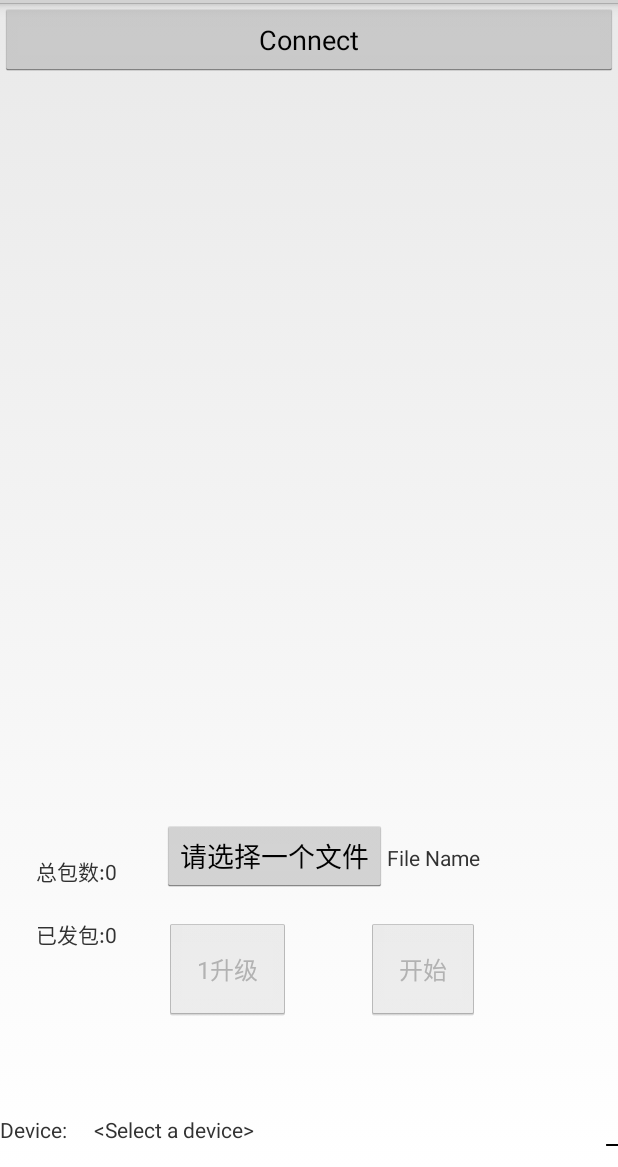
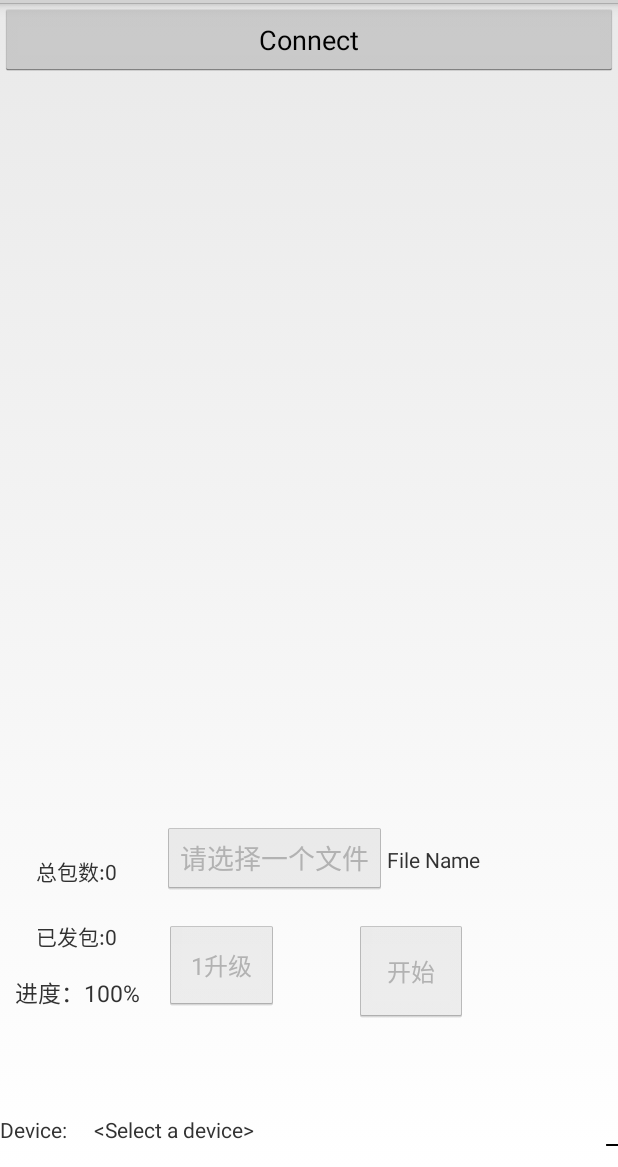
Before and after one commit to nloaix/nRF, an Android app: the screen it shows after launch (MainActivity), on a phone screen of 412 x 824 dp, the part 69-1236 px from its top. Run offline under Robolectric (Android 15) with nearby library versions, the phone set to English and light mode, and no system bars; 2 statements that could not run were skipped.

Commit message:
1.可以自己选择文件路径 2.添加一个进度条的TextView,功能还没实现

```diff
--- a/app/src/main/AndroidManifest.xml
+++ b/app/src/main/AndroidManifest.xml
@@ -25,6 +25,7 @@
     <uses-permission android:name="android.permission.WRITE_EXTERNAL_STORAGE"/>
     <uses-permission android:name="android.permission.READ_EXTERNAL_STORAGE"/>
     <uses-permission android:name="android.permission.WAKE_LOCK"/>
+    <uses-permission android:name="android.permission.READ_CONTACTS"/>
 
     <application
         android:label="@string/app_name"
--- a/app/src/main/res/layout/main.xml
+++ b/app/src/main/res/layout/main.xml
@@ -60,6 +60,14 @@
                 android:text="已发包:0" />
 
 
+            <TextView
+                android:layout_width="wrap_content"
+                android:layout_height="wrap_content"
+                android:layout_marginStart="10dp"
+                android:layout_alignBottom="@id/sendButton2"
+                android:text="进度：100%"
+                android:textSize="15dp" />
+
             <Button
                 android:id="@+id/select_file"
                 android:layout_width="wrap_content"
@@ -69,7 +77,7 @@
                 android:layout_marginStart="-1dp"
                 android:layout_marginTop="0dp"
                 android:layout_marginBottom="17dp"
-                android:enabled="true"
+                android:enabled="false"
                 android:text="请选择一个文件" />
 
             <TextView
@@ -88,10 +96,10 @@
                 android:layout_alignParentStart="true"
                 android:layout_alignParentBottom="true"
                 android:layout_marginStart="109dp"
-                android:layout_marginBottom="53dp"
+                android:layout_marginBottom="60dp"
                 android:enabled="false"
                 android:gravity="center"
-                android:padding="22dp"
+                android:padding="18dp"
                 android:text="1升级"
                 android:textSize="16dp" />
 
```
Also changed, not shown: app/src/main/java/com/nordicsemi/nrfUARTv2/MainActivity.java (+33 -12 lines), app/src/main/java/com/nordicsemi/nrfUARTv2/fileUtils.java (added, +34 -0 lines), 42 other files.
